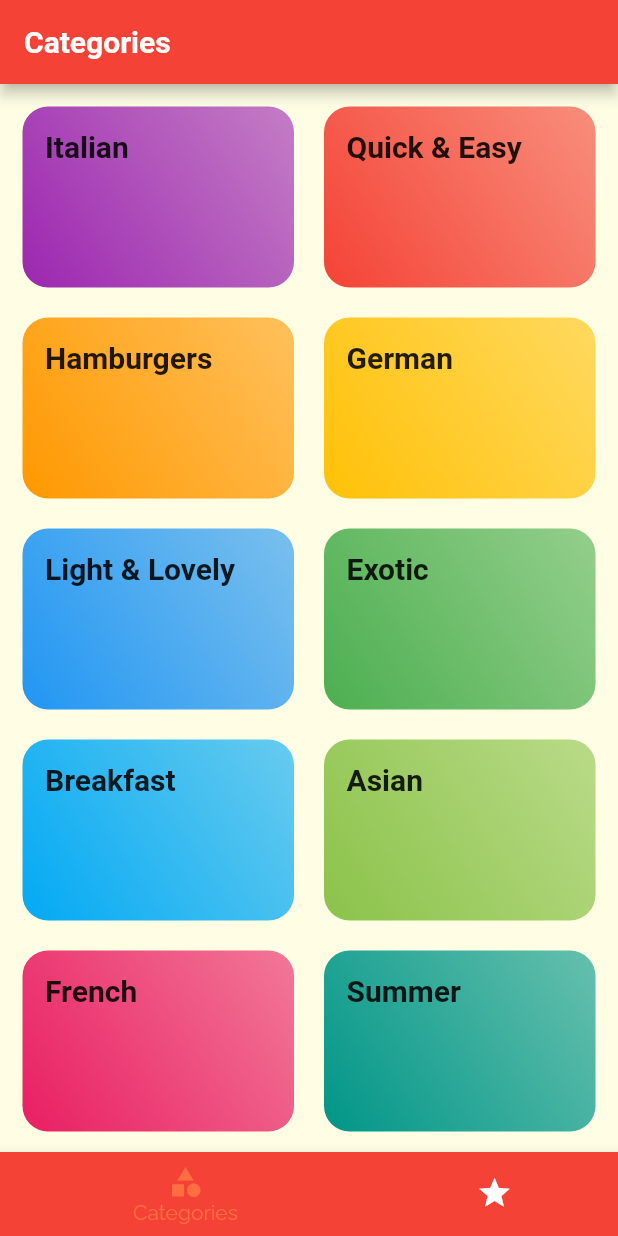
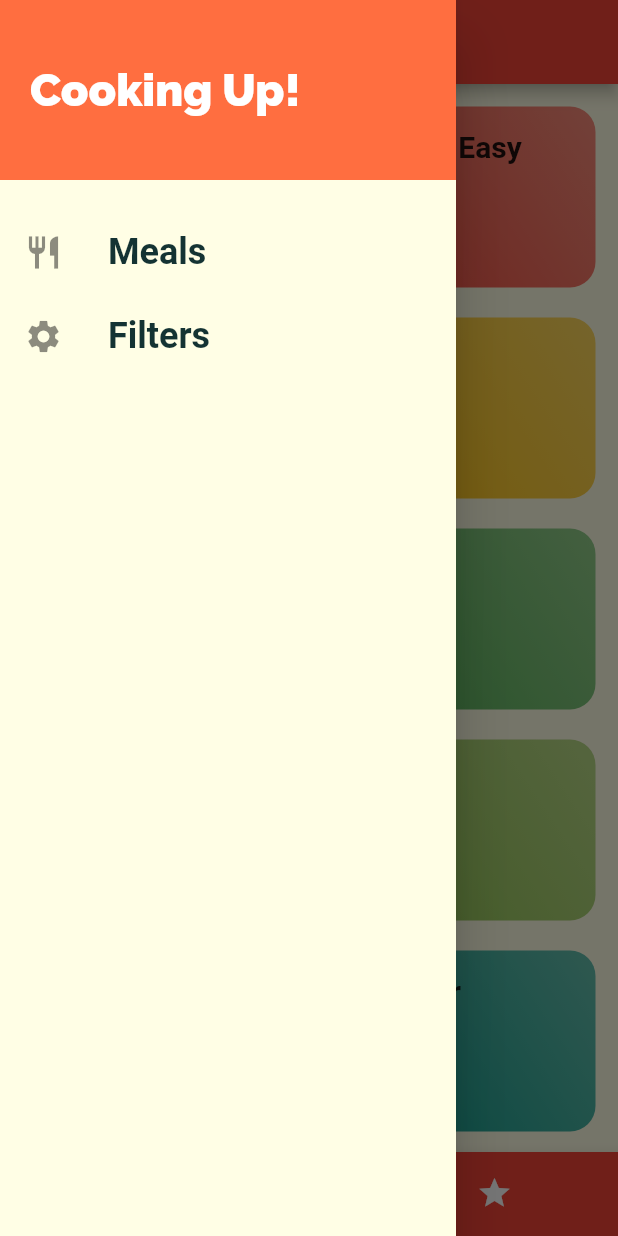
Before and after one commit to Khan-06/meals_app, a Flutter app: the screen it shows after launch, with the side drawer open (before the commit the screen has no drawer), on a phone screen of 412 x 824 dp. Run offline on Flutter 3.47's test engine with Material 2 defaults, Android fonts, the phone set to English and light mode, and no system bars; Roboto replaces fonts that are missing (RobotoCondensed).

Commit message:
Adding drawer!

```diff
--- a/lib/screens/tabs_screen_2.dart
+++ b/lib/screens/tabs_screen_2.dart
@@ -2,6 +2,7 @@ import 'package:flutter/material.dart';
 
 import './Category_Screen.dart';
 import './favorite_screen.dart';
+import '../widgets/main_drawer.dart';
 
 class TabsScreen extends StatefulWidget {
   const TabsScreen({Key? key}) : super(key: key);
@@ -29,6 +30,7 @@ class _TabsScreenState extends State<TabsScreen> {
       appBar: AppBar(
         title: Text(_pages[_selectedPageIndex]['title']),
       ),
+      drawer: const MainDrawer(),
       body: _pages[_selectedPageIndex]['page'],
       bottomNavigationBar: BottomNavigationBar(
         backgroundColor: Theme.of(context).colorScheme.primary,
--- /dev/null
+++ b/lib/widgets/main_drawer.dart
@@ -0,0 +1,50 @@
+import 'package:flutter/material.dart';
+
+class MainDrawer extends StatelessWidget {
+  const MainDrawer({Key? key}) : super(key: key);
+
+  Widget buildListTile(String title, IconData icon) {
+    return ListTile(
+      leading: Icon(
+        icon,
+        size: 26,
+      ),
+      title: Text(
+        title,
+        style: const TextStyle(
+          fontFamily: 'RobotoCondensed',
+          fontSize: 24,
+          fontWeight: FontWeight.bold,
+        ),
+      ),
+      onTap: () {},
+    );
+  }
+  @override
+  Widget build(BuildContext context) {
+    return  Drawer(
+      child: Column(
+        children: [
+          Container(
+            height: 120,
+            width: double.infinity,
+            padding: const EdgeInsets.all(20),
+            alignment: Alignment.centerLeft,
+            color: Theme.of(context).colorScheme.secondary,
+            child: const Text(
+              'Cooking Up!',
+              style: TextStyle(
+                fontWeight: FontWeight.w900,
+                fontSize: 30,
+                color: Colors.white,
+              ),
+            ),
+          ),
+          const SizedBox(height: 20),
+          buildListTile('Meals', Icons.restaurant),
+          buildListTile('Filters', Icons.settings),
+        ],
+      ),
+    );
+  }
+}
```
